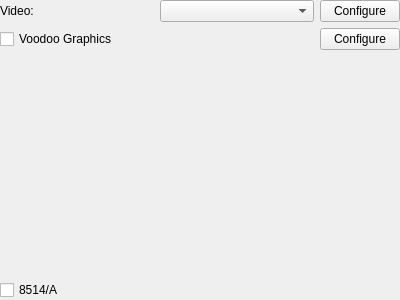
86Box/86Box, file src/qt/qt_settingsdisplay.ui: the form before one commit.
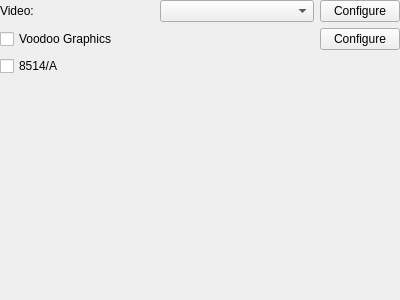
The form after the commit.

Commit message: Fix the position of the 8514/A checkbox on the Display settings page

```diff
--- a/src/qt/qt_settingsdisplay.ui
+++ b/src/qt/qt_settingsdisplay.ui
@@ -63,14 +63,14 @@
      </property>
     </widget>
    </item>
-   <item row="3" column="0" colspan="2">
+   <item row="2" column="0" colspan="2">
     <widget class="QCheckBox" name="checkBox8514">
      <property name="text">
       <string>8514/A</string>
      </property>
     </widget>
    </item>
-   <item row="2" column="0">
+   <item row="3" column="0">
     <spacer name="verticalSpacer">
      <property name="orientation">
       <enum>Qt::Vertical</enum>
```
